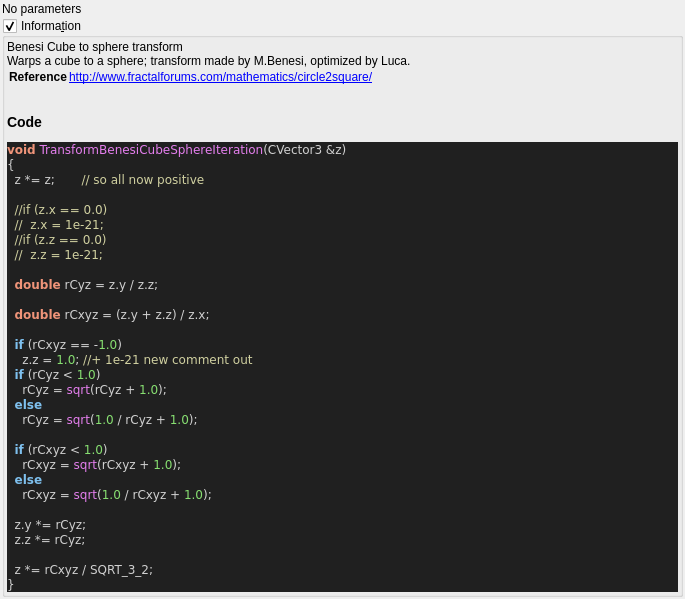
Before: the Qt Designer form mandelbulber2/qt_data/fractal_transf_benesi_cube_sphere.ui in buddhi1980/mandelbulber2, drawn with Qt 5.
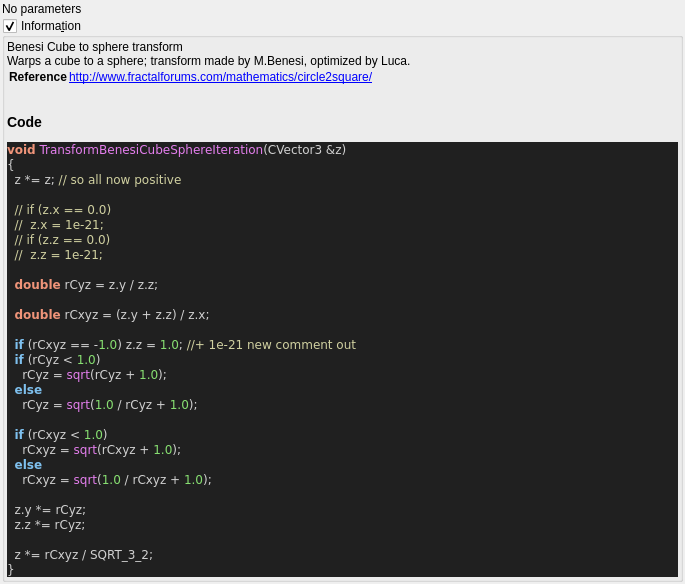
After: the same form once the commit is applied. Custom widgets are drawn as their Qt base class.

Commit message:
source code format for fractal_formulas.cpp
- now complete code base is refactored!
- also regenerated ui files with populateUiInformation.php
- codeStyleCheck.php is now fully functional and can be used auto
refactor the code base (may be a little slow)

```diff
--- a/mandelbulber2/qt_data/fractal_transf_benesi_cube_sphere.ui
+++ b/mandelbulber2/qt_data/fractal_transf_benesi_cube_sphere.ui
@@ -77,19 +77,18 @@
 &lt;body style=&quot;background-color:#202020&quot;&gt;
 &lt;pre style=&quot;color:#d0d0d0; background-color:#202020;  font-family:'Courier New',monospace;&quot;&gt;&lt;span style=&quot;color:#f09479; font-weight:bold&quot;&gt;void&lt;/span&gt; &lt;span style=&quot;color:#e47eed&quot;&gt;TransformBenesiCubeSphereIteration&lt;/span&gt;&lt;span style=&quot;color:#d0d0d0&quot;&gt;(&lt;/span&gt;CVector3 &lt;span style=&quot;color:#d0d0d0&quot;&gt;&amp;amp;&lt;/span&gt;z&lt;span style=&quot;color:#d0d0d0&quot;&gt;)&lt;/span&gt;
 &lt;span style=&quot;color:#d0d0d0&quot;&gt;{&lt;/span&gt;
-  z &lt;span style=&quot;color:#d0d0d0&quot;&gt;*=&lt;/span&gt; z&lt;span style=&quot;color:#d0d0d0&quot;&gt;;&lt;/span&gt;       &lt;span style=&quot;color:#d0d0a0&quot;&gt;// so all now positive&lt;/span&gt;
+  z &lt;span style=&quot;color:#d0d0d0&quot;&gt;*=&lt;/span&gt; z&lt;span style=&quot;color:#d0d0d0&quot;&gt;;&lt;/span&gt; &lt;span style=&quot;color:#d0d0a0&quot;&gt;// so all now positive&lt;/span&gt;
 
-  &lt;span style=&quot;color:#d0d0a0&quot;&gt;//if (z.x == 0.0)&lt;/span&gt;
+  &lt;span style=&quot;color:#d0d0a0&quot;&gt;// if (z.x == 0.0)&lt;/span&gt;
   &lt;span style=&quot;color:#d0d0a0&quot;&gt;//  z.x = 1e-21;&lt;/span&gt;
-  &lt;span style=&quot;color:#d0d0a0&quot;&gt;//if (z.z == 0.0)&lt;/span&gt;
+  &lt;span style=&quot;color:#d0d0a0&quot;&gt;// if (z.z == 0.0)&lt;/span&gt;
   &lt;span style=&quot;color:#d0d0a0&quot;&gt;//  z.z = 1e-21;&lt;/span&gt;
 
   &lt;span style=&quot;color:#f09479; font-weight:bold&quot;&gt;double&lt;/span&gt; rCyz &lt;span style=&quot;color:#d0d0d0&quot;&gt;=&lt;/span&gt; z&lt;span style=&quot;color:#d0d0d0&quot;&gt;.&lt;/span&gt;y &lt;span style=&quot;color:#d0d0d0&quot;&gt;/&lt;/span&gt; z&lt;span style=&quot;color:#d0d0d0&quot;&gt;.&lt;/span&gt;z&lt;span style=&quot;color:#d0d0d0&quot;&gt;;&lt;/span&gt;
 
   &lt;span style=&quot;color:#f09479; font-weight:bold&quot;&gt;double&lt;/span&gt; rCxyz &lt;span style=&quot;color:#d0d0d0&quot;&gt;= (&lt;/span&gt;z&lt;span style=&quot;color:#d0d0d0&quot;&gt;.&lt;/span&gt;y &lt;span style=&quot;color:#d0d0d0&quot;&gt;+&lt;/span&gt; z&lt;span style=&quot;color:#d0d0d0&quot;&gt;.&lt;/span&gt;z&lt;span style=&quot;color:#d0d0d0&quot;&gt;) /&lt;/span&gt; z&lt;span style=&quot;color:#d0d0d0&quot;&gt;.&lt;/span&gt;x&lt;span style=&quot;color:#d0d0d0&quot;&gt;;&lt;/span&gt;
 
-  &lt;span style=&quot;color:#7ec0ee; font-weight:bold&quot;&gt;if&lt;/span&gt; &lt;span style=&quot;color:#d0d0d0&quot;&gt;(&lt;/span&gt;rCxyz &lt;span style=&quot;color:#d0d0d0&quot;&gt;== -&lt;/span&gt;&lt;span style=&quot;color:#87df71&quot;&gt;1.0&lt;/span&gt;&lt;span style=&quot;color:#d0d0d0&quot;&gt;)&lt;/span&gt;
-    z&lt;span style=&quot;color:#d0d0d0&quot;&gt;.&lt;/span&gt;z &lt;span style=&quot;color:#d0d0d0&quot;&gt;=&lt;/span&gt; &lt;span style=&quot;color:#87df71&quot;&gt;1.0&lt;/span&gt;&lt;span style=&quot;color:#d0d0d0&quot;&gt;;&lt;/span&gt; &lt;span style=&quot;color:#d0d0a0&quot;&gt;//+ 1e-21 new comment out&lt;/span&gt;
+  &lt;span style=&quot;color:#7ec0ee; font-weight:bold&quot;&gt;if&lt;/span&gt; &lt;span style=&quot;color:#d0d0d0&quot;&gt;(&lt;/span&gt;rCxyz &lt;span style=&quot;color:#d0d0d0&quot;&gt;== -&lt;/span&gt;&lt;span style=&quot;color:#87df71&quot;&gt;1.0&lt;/span&gt;&lt;span style=&quot;color:#d0d0d0&quot;&gt;)&lt;/span&gt; z&lt;span style=&quot;color:#d0d0d0&quot;&gt;.&lt;/span&gt;z &lt;span style=&quot;color:#d0d0d0&quot;&gt;=&lt;/span&gt; &lt;span style=&quot;color:#87df71&quot;&gt;1.0&lt;/span&gt;&lt;span style=&quot;color:#d0d0d0&quot;&gt;;&lt;/span&gt; &lt;span style=&quot;color:#d0d0a0&quot;&gt;//+ 1e-21 new comment out&lt;/span&gt;
   &lt;span style=&quot;color:#7ec0ee; font-weight:bold&quot;&gt;if&lt;/span&gt; &lt;span style=&quot;color:#d0d0d0&quot;&gt;(&lt;/span&gt;rCyz &lt;span style=&quot;color:#d0d0d0&quot;&gt;&amp;lt;&lt;/span&gt; &lt;span style=&quot;color:#87df71&quot;&gt;1.0&lt;/span&gt;&lt;span style=&quot;color:#d0d0d0&quot;&gt;)&lt;/span&gt;
     rCyz &lt;span style=&quot;color:#d0d0d0&quot;&gt;=&lt;/span&gt; &lt;span style=&quot;color:#e47eed&quot;&gt;sqrt&lt;/span&gt;&lt;span style=&quot;color:#d0d0d0&quot;&gt;(&lt;/span&gt;rCyz &lt;span style=&quot;color:#d0d0d0&quot;&gt;+&lt;/span&gt; &lt;span style=&quot;color:#87df71&quot;&gt;1.0&lt;/span&gt;&lt;span style=&quot;color:#d0d0d0&quot;&gt;);&lt;/span&gt;
   &lt;span style=&quot;color:#7ec0ee; font-weight:bold&quot;&gt;else&lt;/span&gt;
```
The commit also changes 101 other files.
